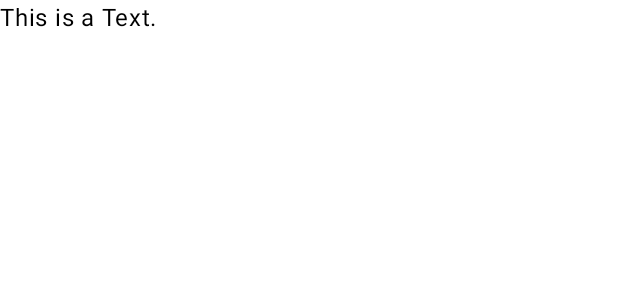
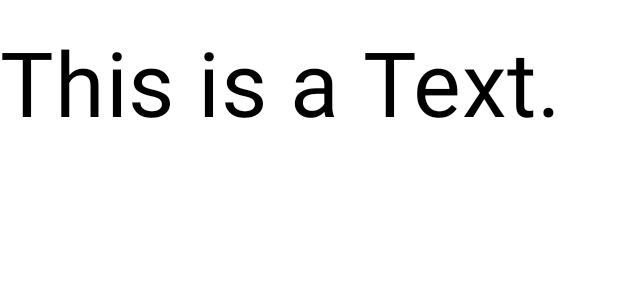
Before and after one commit to chulin-tw/demo_simple_list, an Android app built with Jetpack Compose: the @Preview function TextPreview, on a phone screen of 412 x 824 dp. Shown: the top 300 px of the screen. Run offline under Robolectric (Android 15) with nearby library versions, the phone set to English and light mode, and no system bars.

Commit message:
style: adjust text fontSize and lineHeight

```diff
--- a/app/src/main/java/com/example/simplelist/MainActivity.kt
+++ b/app/src/main/java/com/example/simplelist/MainActivity.kt
@@ -11,6 +11,7 @@ import androidx.compose.material3.Text
 import androidx.compose.runtime.Composable
 import androidx.compose.ui.Modifier
 import androidx.compose.ui.tooling.preview.Preview
+import androidx.compose.ui.unit.sp
 import com.example.simplelist.ui.theme.SimpleListTheme
 
 class MainActivity : ComponentActivity() {
@@ -21,8 +22,7 @@ class MainActivity : ComponentActivity() {
             SimpleListTheme {
                 Scaffold(modifier = Modifier.fillMaxSize()) { innerPadding ->
                     GreetingText(
-                        message = "Android",
-                        modifier = Modifier.padding(innerPadding)
+                        message = "Android", modifier = Modifier.padding(innerPadding)
                     )
                 }
             }
@@ -33,7 +33,9 @@ class MainActivity : ComponentActivity() {
 @Composable
 fun GreetingText(message: String, modifier: Modifier = Modifier) {
     Text(
-        text = message
+        text = message,
+        fontSize = 60.sp,
+        lineHeight = 116.sp
     )
 }
 
```
Also changed, not shown: 1 other file.
